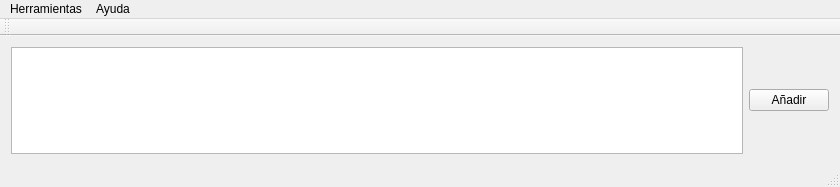
Old version of the form mainwindow.ui in the repository emepetres/Six-of-Spades.
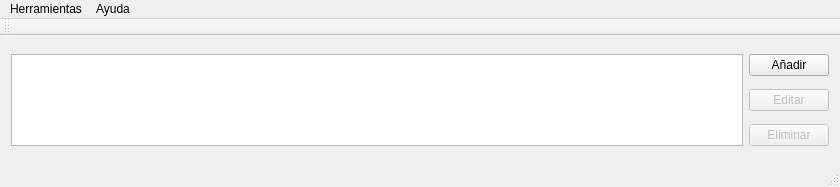
New version of the form.

Commit message: Edit function partially implemented. Delete function implemented

The edit to the form file:
```diff
--- a/mainwindow.ui
+++ b/mainwindow.ui
@@ -15,7 +15,7 @@
   </property>
   <widget class="QWidget" name="centralWidget">
    <layout class="QGridLayout" name="gridLayout">
-    <item row="0" column="0">
+    <item row="0" column="0" rowspan="3">
      <widget class="QTableView" name="ticketsTable">
       <property name="alternatingRowColors">
        <bool>true</bool>
@@ -32,6 +32,26 @@
       </property>
      </widget>
     </item>
+    <item row="2" column="1">
+     <widget class="QPushButton" name="remove_Button">
+      <property name="enabled">
+       <bool>false</bool>
+      </property>
+      <property name="text">
+       <string>Eliminar</string>
+      </property>
+     </widget>
+    </item>
+    <item row="1" column="1">
+     <widget class="QPushButton" name="edit_Button">
+      <property name="enabled">
+       <bool>false</bool>
+      </property>
+      <property name="text">
+       <string>Editar</string>
+      </property>
+     </widget>
+    </item>
    </layout>
   </widget>
   <widget class="QMenuBar" name="menuBar">
```
Left out of the diff: 60 changed lines with no effect on the pictures. The commit also changes 5 other files.
